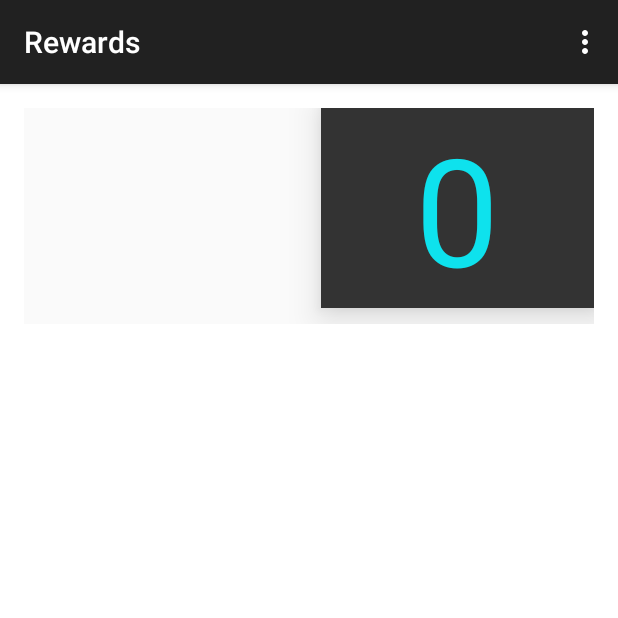
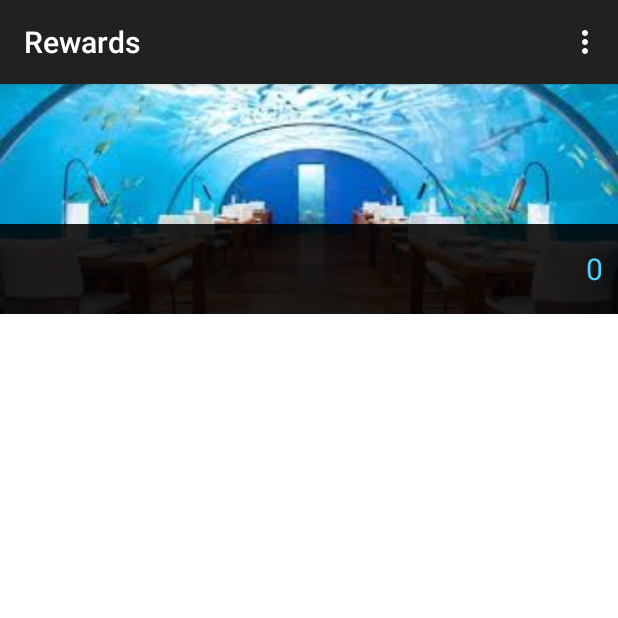
Before and after one commit to jessicayuen/scout, an Android app: the RewardsActivity screen opened directly, with no data from a screen before it, on a phone screen of 412 x 824 dp, the top half of it. Run offline under Robolectric (Android 15) with nearby library versions, the phone set to English and light mode, and no system bars; 3 statements that could not run were skipped.

Commit message:
Improved the UI for rewards and places more

```diff
--- a/ScoutMobile/app/src/main/res/layout/activity_places.xml
+++ b/ScoutMobile/app/src/main/res/layout/activity_places.xml
@@ -1,9 +1,6 @@
 <RelativeLayout xmlns:android="http://schemas.android.com/apk/res/android"
     xmlns:tools="http://schemas.android.com/tools" android:layout_width="match_parent"
-    android:layout_height="match_parent" android:paddingLeft="@dimen/activity_horizontal_margin"
-    android:paddingRight="@dimen/activity_horizontal_margin"
-    android:paddingTop="@dimen/activity_vertical_margin"
-    android:paddingBottom="@dimen/activity_vertical_margin"
+    android:layout_height="match_parent"
     tools:context="scout.scoutmobile.activities.PlacesActivity"
     android:background="#ffffff">
 
--- a/ScoutMobile/app/src/main/res/layout/activity_rewards.xml
+++ b/ScoutMobile/app/src/main/res/layout/activity_rewards.xml
@@ -1,9 +1,6 @@
 <RelativeLayout xmlns:android="http://schemas.android.com/apk/res/android"
     xmlns:tools="http://schemas.android.com/tools" android:layout_width="match_parent"
-    android:layout_height="match_parent" android:paddingLeft="@dimen/activity_horizontal_margin"
-    android:paddingRight="@dimen/activity_horizontal_margin"
-    android:paddingTop="@dimen/activity_vertical_margin"
-    android:paddingBottom="@dimen/activity_vertical_margin"
+    android:layout_height="match_parent"
     tools:context="scout.scoutmobile.activities.RewardsActivity"
     android:background="#ffffff">
 
@@ -15,44 +12,52 @@
         android:layout_alignParentLeft="true"
         android:layout_alignParentStart="true">
 
+        <FrameLayout xmlns:android="http://schemas.android.com/apk/res/android"
+            android:layout_width="fill_parent"
+            android:layout_height="wrap_content">
+
+            <ImageView class="scout.scoutmobile.ui.DynamicImageView"
+                android:layout_width="fill_parent"
+                android:layout_height="wrap_content"
+                android:id="@+id/image"
+                android:maxHeight="120dp"
+                android:minHeight="120dp"
+                android:scaleType="centerCrop"
+                android:src="@drawable/sample_image" />
+
             <LinearLayout
+                android:background="#dd020000"
                 android:orientation="horizontal"
-            android:layout_width="match_parent"
-            android:layout_height="144dp"
-            android:weightSum="1"
-            android:background="#fafafa">
+                android:layout_width="fill_parent"
+                android:layout_height="60dp"
+                android:layout_gravity="bottom"
+                android:layout_alignParentLeft="true"
+                android:layout_alignParentStart="true"
+                android:weightSum="1">
 
                 <TextView
                     android:layout_width="wrap_content"
                     android:layout_height="match_parent"
-                android:text="Tim Hortons"
+                    android:text="Place"
+                    android:textColor="#ffedebf2"
                     android:id="@+id/business"
-                android:layout_weight="0.60"
-                android:textAlignment="center"
-                android:textSize="30sp"
-                android:textColor="#000000"
-                android:textColorHighlight="#666666"
-                android:layout_gravity="center"
+                    android:layout_weight="0.80"
                     android:gravity="center_vertical"
                     android:paddingLeft="10dp"
-                android:maxWidth="170dp" />
+                    android:textSize="20sp" />
 
                 <TextView
                     android:layout_width="wrap_content"
-                android:layout_height="wrap_content"
-                android:text="45"
+                    android:layout_height="match_parent"
+                    android:text="45 Points"
+                    android:textColor="#ff4dd2ff"
                     android:id="@+id/points"
-                android:layout_weight="0.40"
-                android:textColor="#0EE2ED"
-                android:textColorHighlight="#666666"
-                android:textSize="100sp"
-                android:enabled="false"
-                android:elevation="15dp"
-                android:elegantTextHeight="true"
-                android:gravity="center_vertical|center_horizontal"
-                android:layout_gravity="right|top"
-                android:background="#333333" />
+                    android:layout_weight="0.20"
+                    android:gravity="center_vertical|right"
+                    android:paddingRight="10dp"
+                    android:textSize="20sp" />
             </LinearLayout>
+        </FrameLayout>
 
         <ListView
             android:layout_width="match_parent"
--- a/ScoutMobile/app/src/main/res/layout/rewards_list_item.xml
+++ b/ScoutMobile/app/src/main/res/layout/rewards_list_item.xml
@@ -1,7 +1,8 @@
 <?xml version="1.0" encoding="utf-8"?>
 <RelativeLayout xmlns:android="http://schemas.android.com/apk/res/android"
     android:layout_width="match_parent"
-    android:layout_height="match_parent" >
+    android:layout_height="match_parent"
+    android:paddingBottom="10dp">
 
     <LinearLayout
         android:orientation="horizontal"
@@ -12,14 +13,18 @@
         android:weightSum="1">
 
         <TextView
+            android:background="#fff27b25"
             android:layout_width="wrap_content"
             android:layout_height="match_parent"
+            android:minWidth="80dp"
             android:text="45"
             android:id="@+id/rewardsPoint"
             android:layout_weight="0.20"
             android:gravity="center_vertical|center_horizontal"
             android:paddingRight="10dp"
-            android:textSize="20sp" />
+            android:textColor="#fffffffb"
+            android:textSize="25sp"
+            android:textStyle="bold" />
 
         <TextView
             android:layout_width="wrap_content"
@@ -28,8 +33,10 @@
             android:id="@+id/rewardsDescription"
             android:layout_weight="0.80"
             android:gravity="center_vertical"
-            android:paddingLeft="10dp"
-            android:textSize="20sp" />
+            android:paddingLeft="20dp"
+            android:paddingRight="20dp"
+            android:textSize="20sp"
+            android:textColor="#dd020000" />
 
     </LinearLayout>
 </RelativeLayout>
```
Lines whose indentation alone changed are shown as unchanged.
